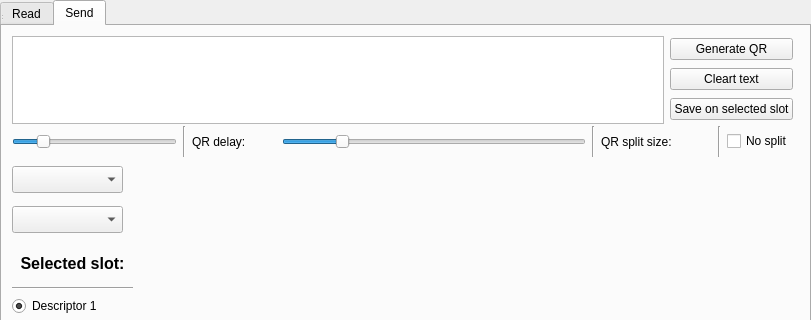
Old version of the form form.ui in the repository pythcoiner/SeedQReader; both pictures show x 0 to 811 and y 0 to 320 of the 811 by 650 pixel window.
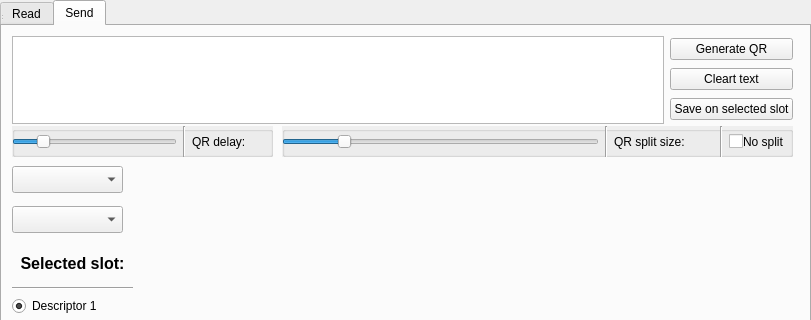
New version of the form. The open tabs and pages were chosen to show the change.

Commit message: UI/UX review to disable/enable options depending on current state

What changed in the file:
```diff
--- a/form.ui
+++ b/form.ui
@@ -200,80 +200,6 @@
       <string/>
      </property>
     </widget>
-    <widget class="QWidget" name="horizontalLayoutWidget">
-     <property name="geometry">
-      <rect>
-       <x>280</x>
-       <y>100</y>
-       <width>511</width>
-       <height>31</height>
-      </rect>
-     </property>
-     <layout class="QHBoxLayout" name="horizontalLayout">
-      <item>
-       <widget class="QSlider" name="send_slider">
-        <property name="minimum">
-         <number>10</number>
-        </property>
-        <property name="maximum">
-         <number>500</number>
-        </property>
-        <property name="singleStep">
-         <number>10</number>
-        </property>
-        <property name="value">
-         <number>100</number>
-        </property>
-        <property name="orientation">
-         <enum>Qt::Horizontal</enum>
-        </property>
-        <property name="tickInterval">
-         <number>15</number>
-        </property>
-       </widget>
-      </item>
-      <item>
-       <widget class="Line" name="line_4">
-        <property name="orientation">
-         <enum>Qt::Vertical</enum>
-        </property>
-       </widget>
-      </item>
-      <item>
-       <widget class="QLabel" name="split_size">
-        <property name="sizePolicy">
-         <sizepolicy hsizetype="Fixed" vsizetype="Preferred">
-          <horstretch>0</horstretch>
-          <verstretch>0</verstretch>
-         </sizepolicy>
-        </property>
-        <property name="minimumSize">
-         <size>
-          <width>111</width>
-          <height>0</height>
-         </size>
-        </property>
-        <property name="text">
-         <string>QR split size:</string>
-        </property>
-       </widget>
-      </item>
-      <item>
-       <widget class="Line" name="line_5">
-        <property name="orientation">
-         <enum>Qt::Vertical</enum>
-        </property>
-       </widget>
-      </item>
-      <item>
-       <widget class="QCheckBox" name="no_split">
-        <property name="text">
-         <string>No split</string>
-        </property>
-       </widget>
-      </item>
-     </layout>
-    </widget>
     <widget class="QWidget" name="verticalLayoutWidget">
      <property name="geometry">
       <rect>
@@ -479,11 +405,176 @@
       </item>
      </layout>
     </widget>
+    <widget class="QGroupBox" name="split_group">
+     <property name="geometry">
+      <rect>
+       <x>280</x>
+       <y>100</y>
+       <width>511</width>
+       <height>31</height>
+      </rect>
+     </property>
+     <property name="sizePolicy">
+      <sizepolicy hsizetype="Preferred" vsizetype="Minimum">
+       <horstretch>0</horstretch>
+       <verstretch>0</verstretch>
+      </sizepolicy>
+     </property>
+     <property name="minimumSize">
+      <size>
+       <width>80</width>
+       <height>0</height>
+      </size>
+     </property>
+     <property name="autoFillBackground">
+      <bool>true</bool>
+     </property>
+     <property name="title">
+      <string/>
+     </property>
+     <widget class="QWidget" name="horizontalLayoutWidget">
+      <property name="geometry">
+       <rect>
+        <x>0</x>
+        <y>0</y>
+        <width>511</width>
+        <height>32</height>
+       </rect>
+      </property>
+      <layout class="QHBoxLayout" name="horizontalLayout">
+       <property name="spacing">
+        <number>6</number>
+       </property>
+       <item>
+        <widget class="QSlider" name="send_slider">
+         <property name="styleSheet">
+          <string notr="true"/>
+         </property>
+         <property name="minimum">
+          <number>10</number>
+         </property>
+         <property name="maximum">
+          <number>500</number>
+         </property>
+         <property name="singleStep">
+          <number>10</number>
+         </property>
+         <property name="value">
+          <number>100</number>
+         </property>
+         <property name="orientation">
+          <enum>Qt::Horizontal</enum>
+         </property>
+         <property name="tickInterval">
+          <number>15</number>
+         </property>
+        </widget>
+       </item>
+       <item>
+        <widget class="Line" name="line_4">
+         <property name="orientation">
+          <enum>Qt::Vertical</enum>
+         </property>
+        </widget>
+       </item>
+       <item>
+        <widget class="QLabel" name="split_size">
+         <property name="sizePolicy">
+          <sizepolicy hsizetype="Preferred" vsizetype="Fixed">
+           <horstretch>0</horstretch>
+           <verstretch>0</verstretch>
+          </sizepolicy>
+         </property>
+         <property name="minimumSize">
+          <size>
+           <width>100</width>
+           <height>0</height>
+          </size>
+         </property>
+         <property name="text">
+          <string>QR split size:</string>
+         </property>
+        </widget>
+       </item>
+       <item>
+        <widget class="Line" name="line_5">
+         <property name="orientation">
+          <enum>Qt::Vertical</enum>
+         </property>
+        </widget>
+       </item>
+       <item>
+        <layout class="QHBoxLayout" name="horizontalLayout_5">
+         <property name="spacing">
+          <number>0</number>
+         </property>
+         <item>
+          <widget class="QCheckBox" name="no_split">
+           <property name="sizePolicy">
+            <sizepolicy hsizetype="Fixed" vsizetype="Fixed">
+             <horstretch>0</horstretch>
+             <verstretch>0</verstretch>
+            </sizepolicy>
+           </property>
+           <property name="minimumSize">
+            <size>
+             <width>10</width>
+             <height>0</height>
+            </size>
+           </property>
+           <property name="styleSheet">
+            <string notr="true">:disabled { background-color: darkgray; }
+         </string>
+           </property>
+          </widget>
+         </item>
+         <item>
+          <widget class="QLabel" name="no_split_label">
+           <property name="sizePolicy">
+            <sizepolicy hsizetype="Fixed" vsizetype="Fixed">
+             <horstretch>0</horstretch>
+             <verstretch>0</verstretch>
+            </sizepolicy>
+           </property>
+           <property name="minimumSize">
+            <size>
+             <width>50</width>
+             <height>0</height>
+            </size>
+           </property>
+           <property name="text">
+            <string>No split</string>
+           </property>
+           <property name="margin">
+            <number>6</number>
+           </property>
+          </widget>
+         </item>
+        </layout>
+       </item>
+      </layout>
+     </widget>
+    </widget>
+    <widget class="QGroupBox" name="delay_group">
+     <property name="geometry">
+      <rect>
+       <x>10</x>
+       <y>100</y>
+       <width>261</width>
+       <height>31</height>
+      </rect>
+     </property>
+     <property name="autoFillBackground">
+      <bool>true</bool>
+     </property>
+     <property name="title">
+      <string/>
+     </property>
     <widget class="QWidget" name="horizontalLayoutWidget_3">
      <property name="geometry">
       <rect>
-       <x>10</x>
-       <y>100</y>
+        <x>0</x>
+        <y>0</y>
        <width>261</width>
        <height>31</height>
       </rect>
@@ -529,6 +620,7 @@
        </widget>
       </item>
      </layout>
+     </widget>
     </widget>
    </widget>
   </widget>
```
Left out of the diff: 2 changed lines with no effect on the pictures. Lines whose indentation alone changed are shown as unchanged. The commit also changes 1 other file.
